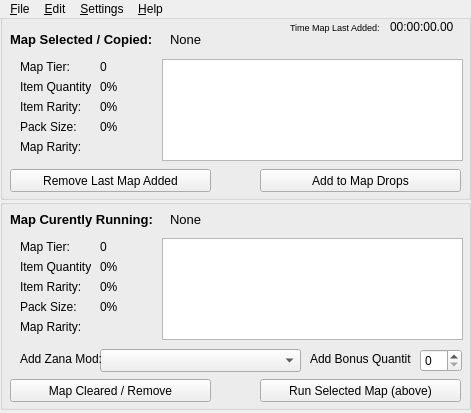
The window that window.ui (JDHatten/MapWatch) describes before a commit, drawn with Qt 5.
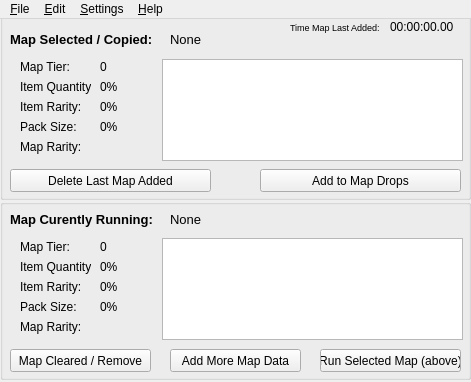
The same window after the commit.

Patch:
```diff
--- a/window.ui
+++ b/window.ui
@@ -7,7 +7,7 @@
     <x>0</x>
     <y>0</y>
     <width>471</width>
-    <height>413</height>
+    <height>382</height>
    </rect>
   </property>
   <property name="sizePolicy">
@@ -31,6 +31,9 @@
   <property name="windowTitle">
    <string>Map Watch</string>
   </property>
+  <property name="styleSheet">
+   <string notr="true"/>
+  </property>
   <widget class="QWidget" name="centralwidget">
    <widget class="QGroupBox" name="map_selected">
     <property name="enabled">
@@ -210,7 +213,7 @@
       <string>&lt;html&gt;&lt;head/&gt;&lt;body&gt;&lt;p&gt;Remove the last map added. You may remove more than one with continuous clicks.&lt;/p&gt;&lt;/body&gt;&lt;/html&gt;</string>
      </property>
      <property name="text">
-      <string>Remove Last Map Added</string>
+      <string>Delete Last Map Added</string>
      </property>
     </widget>
     <widget class="QLabel" name="ms_tier">
@@ -329,7 +332,7 @@
       <x>0</x>
       <y>180</y>
       <width>471</width>
-      <height>211</height>
+      <height>181</height>
      </rect>
     </property>
     <property name="contextMenuPolicy">
@@ -471,8 +474,8 @@
      <property name="geometry">
       <rect>
        <x>10</x>
-       <y>180</y>
-       <width>201</width>
+       <y>150</y>
+       <width>141</width>
        <height>23</height>
       </rect>
      </property>
@@ -489,9 +492,9 @@
     <widget class="QPushButton" name="mr_run_map">
      <property name="geometry">
       <rect>
-       <x>260</x>
-       <y>180</y>
-       <width>201</width>
+       <x>320</x>
+       <y>150</y>
+       <width>141</width>
        <height>23</height>
       </rect>
      </property>
@@ -583,47 +586,6 @@
       <string/>
      </property>
     </widget>
-    <widget class="QComboBox" name="mr_add_zana_mod">
-     <property name="geometry">
-      <rect>
-       <x>100</x>
-       <y>150</y>
-       <width>201</width>
-       <height>23</height>
-      </rect>
-     </property>
-     <property name="cursor">
-      <cursorShape>PointingHandCursor</cursorShape>
-     </property>
-    </widget>
-    <widget class="QSpinBox" name="mr_add_bonus_iq">
-     <property name="geometry">
-      <rect>
-       <x>420</x>
-       <y>150</y>
-       <width>42</width>
-       <height>23</height>
-      </rect>
-     </property>
-     <property name="cursor">
-      <cursorShape>PointingHandCursor</cursorShape>
-     </property>
-     <property name="readOnly">
-      <bool>false</bool>
-     </property>
-     <property name="keyboardTracking">
-      <bool>true</bool>
-     </property>
-     <property name="showGroupSeparator" stdset="0">
-      <bool>false</bool>
-     </property>
-     <property name="maximum">
-      <number>15</number>
-     </property>
-     <property name="singleStep">
-      <number>5</number>
-     </property>
-    </widget>
     <widget class="QLabel" name="mr_bonus_iq">
      <property name="geometry">
       <rect>
@@ -637,30 +599,20 @@
       <string/>
      </property>
     </widget>
-    <widget class="QLabel" name="label_14">
+    <widget class="QPushButton" name="mr_add_more">
      <property name="geometry">
       <rect>
-       <x>310</x>
-       <y>152</y>
-       <width>101</width>
-       <height>16</height>
+       <x>170</x>
+       <y>150</y>
+       <width>131</width>
+       <height>23</height>
       </rect>
      </property>
-     <property name="text">
-      <string>Add Bonus Quantity:</string>
+     <property name="cursor">
+      <cursorShape>PointingHandCursor</cursorShape>
      </property>
-    </widget>
-    <widget class="QLabel" name="label_15">
-     <property name="geometry">
-      <rect>
-       <x>20</x>
-       <y>152</y>
-       <width>81</width>
-       <height>16</height>
-      </rect>
-     </property>
      <property name="text">
-      <string>Add Zana Mod:</string>
+      <string>Add More Map Data</string>
      </property>
     </widget>
    </widget>
```
Left out of the diff: 20 changed lines with no effect on the pictures.
